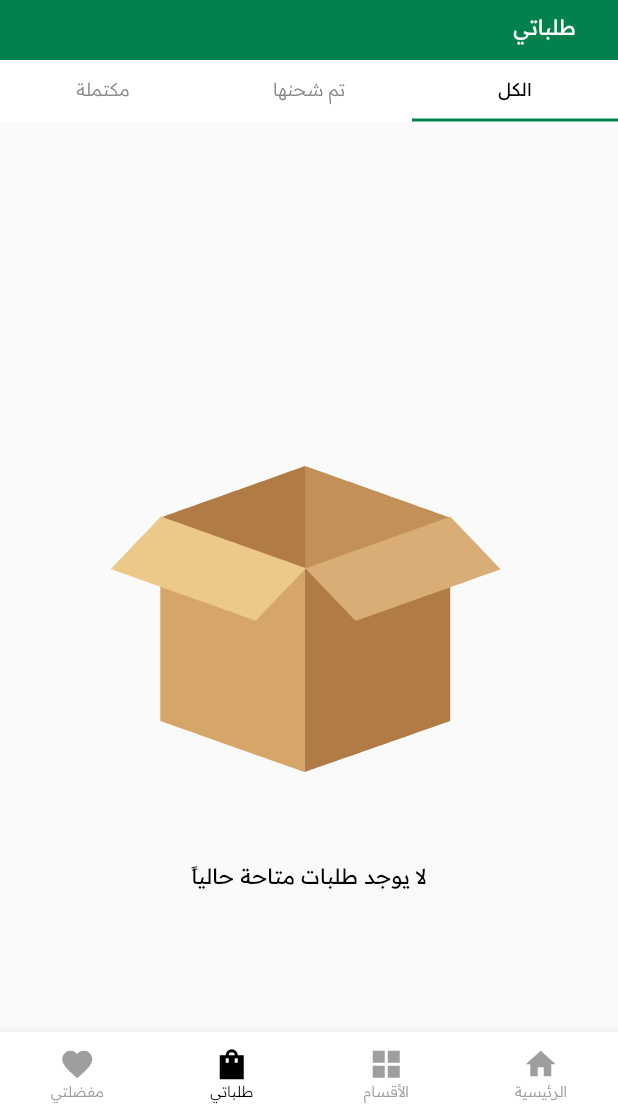
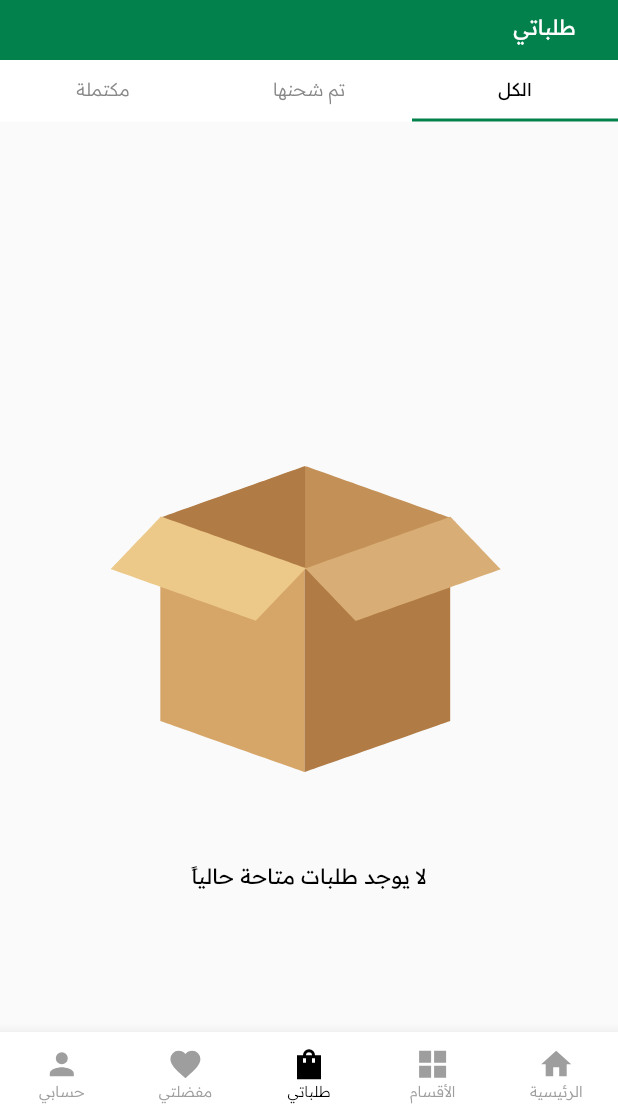
Before and after one commit to DarkNile/aljouf, a Flutter app: the HomePage screen opened directly, on a phone screen of 412 x 824 dp, the part 120-1236 px from its top. Run offline on Flutter 3.47's test engine with Material 2 defaults, Android fonts, the phone set to English and light mode, and no system bars; our stand-ins replace cached_network_image, carousel_slider, country_code_picker, firebase_auth, firebase_core, firebase_messaging and 8 more; missing offline and left inert: flutter_app_version_checker, flutter_flushbar, flutter_paytabs_bridge, the_apple_sign_in; accounts and stored records are empty; network calls fail; project files that could hold a hidden picture were left out.

Commit message:
New Updates

```diff
--- a/lib/auth/view/register_screen.dart
+++ b/lib/auth/view/register_screen.dart
@@ -267,10 +267,8 @@ class _RegisterScreenState extends State<RegisterScreen> {
                         context: context,
                       );
                       if (user != null) {
-                        setState(() {
-                          _profileController.getAccount();
-                          _checkoutController.getCartItems();
-                        });
+                        _profileController.getAccount();
+                        _checkoutController.getCartItems();
                         Get.offAll(() => const HomePage());
                       }
                     }
--- a/lib/widgets/custom_bottom_navigation_bar.dart
+++ b/lib/widgets/custom_bottom_navigation_bar.dart
@@ -1,10 +1,8 @@
-import 'package:aljouf/profile/controllers/profile_controller.dart';
 import 'package:flutter/material.dart';
 import 'package:flutter_svg/flutter_svg.dart';
 import 'package:get/get.dart';
-import 'package:get_storage/get_storage.dart';
 
-class CustomBottomNavigationBar extends StatefulWidget {
+class CustomBottomNavigationBar extends StatelessWidget {
   const CustomBottomNavigationBar({
     super.key,
     required this.currentIndex,
@@ -15,26 +13,10 @@ class CustomBottomNavigationBar extends StatefulWidget {
   final Function(int) onTap;
 
   @override
-  State<CustomBottomNavigationBar> createState() =>
-      _CustomBottomNavigationBarState();
-}
-
-class _CustomBottomNavigationBarState extends State<CustomBottomNavigationBar> {
-  final getStorage = GetStorage();
-  final _profileController = Get.put(ProfileController());
-  late String? customerId;
-
-  @override
-  void initState() {
-    super.initState();
-    customerId = getStorage.read('customerId');
-  }
-
-  @override
   Widget build(BuildContext context) {
     return BottomNavigationBar(
       backgroundColor: Colors.white,
-      currentIndex: widget.currentIndex,
+      currentIndex: currentIndex,
       type: BottomNavigationBarType.fixed,
       unselectedItemColor: Colors.grey,
       selectedItemColor: Colors.black,
@@ -53,7 +35,7 @@ class _CustomBottomNavigationBarState extends State<CustomBottomNavigationBar> {
             icon: SvgPicture.asset(
               'assets/icons/home.svg',
               colorFilter: ColorFilter.mode(
-                  widget.currentIndex == 0 ? Colors.black : Colors.grey,
+                  currentIndex == 0 ? Colors.black : Colors.grey,
                   BlendMode.srcIn),
             ),
             label: 'home'.tr),
@@ -61,7 +43,7 @@ class _CustomBottomNavigationBarState extends State<CustomBottomNavigationBar> {
             icon: SvgPicture.asset(
               'assets/icons/category.svg',
               colorFilter: ColorFilter.mode(
-                  widget.currentIndex == 1 ? Colors.black : Colors.grey,
+                  currentIndex == 1 ? Colors.black : Colors.grey,
                   BlendMode.srcIn),
             ),
             label: 'categories'.tr),
@@ -69,7 +51,7 @@ class _CustomBottomNavigationBarState extends State<CustomBottomNavigationBar> {
             icon: SvgPicture.asset(
               'assets/icons/order.svg',
               colorFilter: ColorFilter.mode(
-                  widget.currentIndex == 2 ? Colors.black : Colors.grey,
+                  currentIndex == 2 ? Colors.black : Colors.grey,
                   BlendMode.srcIn),
             ),
             label: 'orders'.tr),
@@ -77,23 +59,20 @@ class _CustomBottomNavigationBarState extends State<CustomBottomNavigationBar> {
             icon: SvgPicture.asset(
               'assets/icons/favorite.svg',
               colorFilter: ColorFilter.mode(
-                  widget.currentIndex == 3 ? Colors.black : Colors.grey,
+                  currentIndex == 3 ? Colors.black : Colors.grey,
                   BlendMode.srcIn),
             ),
             label: 'favorites'.tr),
-        if (customerId != null &&
-            customerId!.isNotEmpty &&
-            customerId == _profileController.user.value.id.toString())
         BottomNavigationBarItem(
             icon: SvgPicture.asset(
               'assets/icons/profile.svg',
               colorFilter: ColorFilter.mode(
-                    widget.currentIndex == 4 ? Colors.black : Colors.grey,
+                  currentIndex == 4 ? Colors.black : Colors.grey,
                   BlendMode.srcIn),
             ),
             label: 'profile'.tr),
       ],
-      onTap: widget.onTap,
+      onTap: onTap,
     );
   }
 }
--- a/pubspec.yaml
+++ b/pubspec.yaml
@@ -16,7 +16,7 @@ publish_to: 'none' # Remove this line if you wish to publish to pub.dev
 # https://developer.apple.com/library/archive/documentation/General/Reference/InfoPlistKeyReference/Articles/CoreFoundationKeys.html
 # In Windows, build-name is used as the major, minor, and patch parts
 # of the product and file versions while build-number is used as the build suffix.
-version: 3.0.0+25
+version: 3.1.0+30
 
 environment:
   sdk: '>=2.19.4 <3.0.0'
```
Also changed, not shown: lib/auth/view/login_screen.dart (+80 -86 lines), lib/checkout/view/cart_screen.dart (+103 -106 lines), lib/home/view/home_screen.dart (+22 -11 lines), 3 other files. Lines whose indentation alone changed are shown as unchanged.
